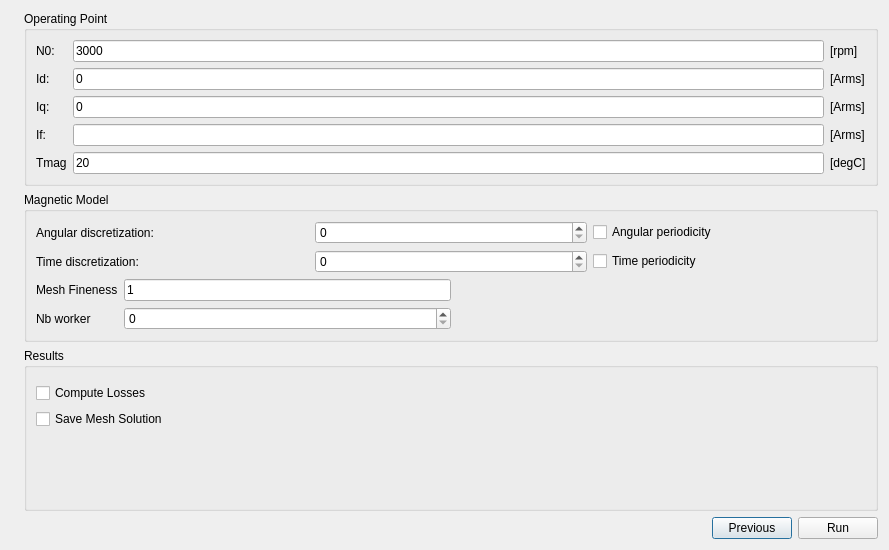
First picture: the form in pyleecan/GUI/Dialog/DMachineSetup/SSimu/SSimu.ui, repository Eomys/pyleecan, before the edit.
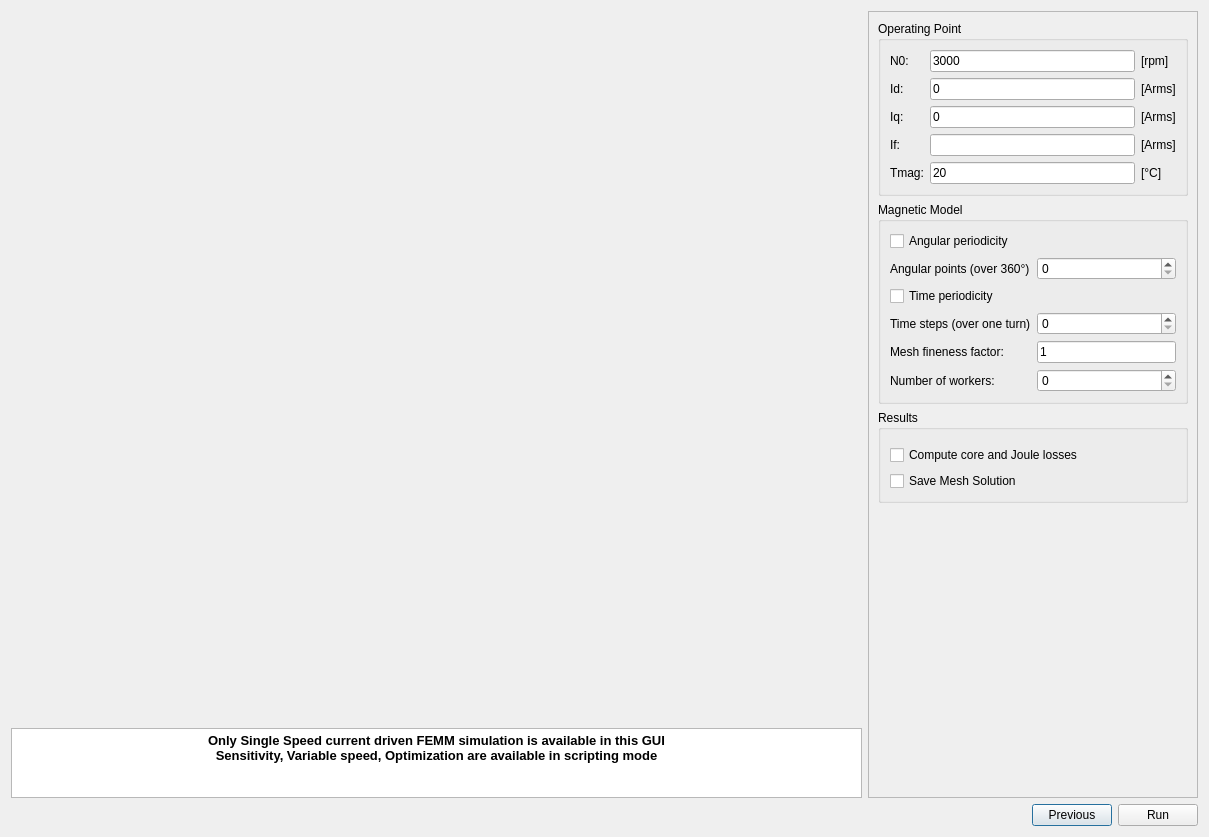
Second picture: the form after the edit. Icons and pictures are not drawn. Custom widgets are drawn as their Qt base class.

```diff
--- a/pyleecan/GUI/Dialog/DMachineSetup/SSimu/SSimu.ui
+++ b/pyleecan/GUI/Dialog/DMachineSetup/SSimu/SSimu.ui
@@ -6,8 +6,8 @@
    <rect>
     <x>0</x>
     <y>0</y>
-    <width>889</width>
-    <height>550</height>
+    <width>1209</width>
+    <height>837</height>
    </rect>
   </property>
   <property name="minimumSize">
@@ -21,23 +21,79 @@
   </property>
   <layout class="QVBoxLayout" name="verticalLayout_4">
    <item>
-    <layout class="QHBoxLayout" name="horizontalLayout_4">
-     <item>
-      <widget class="QLabel" name="label_2">
-       <property name="text">
-        <string/>
-       </property>
-       <property name="pixmap">
-        <pixmap resource="../../../Resources/pyleecan.qrc">:/images/images/MachineSetup/MachineType/machine_SynRM.png</pixmap>
-       </property>
-       <property name="scaledContents">
-        <bool>true</bool>
-       </property>
-      </widget>
-     </item>
+    <layout class="QHBoxLayout" name="horizontalLayout">
      <item>
       <layout class="QVBoxLayout" name="verticalLayout_3">
        <item>
+        <widget class="MPLCanvas" name="w_viewer" native="true">
+         <property name="minimumSize">
+          <size>
+           <width>250</width>
+           <height>0</height>
+          </size>
+         </property>
+        </widget>
+       </item>
+       <item>
+        <widget class="QTextEdit" name="txt_tuto">
+         <property name="sizePolicy">
+          <sizepolicy hsizetype="Expanding" vsizetype="Fixed">
+           <horstretch>0</horstretch>
+           <verstretch>0</verstretch>
+          </sizepolicy>
+         </property>
+         <property name="maximumSize">
+          <size>
+           <width>16777215</width>
+           <height>70</height>
+          </size>
+         </property>
+         <property name="verticalScrollBarPolicy">
+          <enum>Qt::ScrollBarAlwaysOff</enum>
+         </property>
+         <property name="html">
+          <string>&lt;!DOCTYPE HTML PUBLIC &quot;-//W3C//DTD HTML 4.0//EN&quot; &quot;http://www.w3.org/TR/REC-html40/strict.dtd&quot;&gt;
+&lt;html&gt;&lt;head&gt;&lt;meta name=&quot;qrichtext&quot; content=&quot;1&quot; /&gt;&lt;style type=&quot;text/css&quot;&gt;
+p, li { white-space: pre-wrap; }
+&lt;/style&gt;&lt;/head&gt;&lt;body style=&quot; font-family:'MS Shell Dlg 2'; font-size:7.8pt; font-weight:400; font-style:normal;&quot;&gt;
+&lt;p align=&quot;center&quot; style=&quot; margin-top:0px; margin-bottom:0px; margin-left:0px; margin-right:0px; -qt-block-indent:0; text-indent:0px;&quot;&gt;&lt;span style=&quot; font-size:10pt; font-weight:600;&quot;&gt;Only Single Speed current driven FEMM simulation is available in this GUI&lt;/span&gt;&lt;/p&gt;
+&lt;p align=&quot;center&quot; style=&quot; margin-top:0px; margin-bottom:0px; margin-left:0px; margin-right:0px; -qt-block-indent:0; text-indent:0px;&quot;&gt;&lt;span style=&quot; font-size:10pt; font-weight:600;&quot;&gt;Sensitivity, Variable speed, Optimization are available in scripting mode&lt;/span&gt;&lt;/p&gt;&lt;/body&gt;&lt;/html&gt;</string>
+         </property>
+         <property name="textInteractionFlags">
+          <set>Qt::TextSelectableByKeyboard|Qt::TextSelectableByMouse</set>
+         </property>
+        </widget>
+       </item>
+      </layout>
+     </item>
+     <item>
+      <widget class="QScrollArea" name="scrollArea">
+       <property name="minimumSize">
+        <size>
+         <width>330</width>
+         <height>0</height>
+        </size>
+       </property>
+       <property name="maximumSize">
+        <size>
+         <width>330</width>
+         <height>16777215</height>
+        </size>
+       </property>
+       <property name="widgetResizable">
+        <bool>true</bool>
+       </property>
+       <widget class="QWidget" name="scrollAreaWidgetContents">
+        <property name="geometry">
+         <rect>
+          <x>0</x>
+          <y>0</y>
+          <width>328</width>
+          <height>774</height>
+         </rect>
+        </property>
+        <layout class="QVBoxLayout" name="verticalLayout_2">
+         <item>
         <widget class="QGroupBox" name="g_OP">
          <property name="title">
           <string>Operating Point</string>
@@ -232,7 +288,7 @@
              <string>Stator external radius</string>
             </property>
             <property name="text">
-             <string>Tmag</string>
+               <string>Tmag:</string>
             </property>
            </widget>
           </item>
@@ -261,7 +317,7 @@
              </sizepolicy>
             </property>
             <property name="text">
-             <string>[degC]</string>
+               <string>[°C]</string>
             </property>
            </widget>
           </item>
@@ -273,29 +329,8 @@
          <property name="title">
           <string>Magnetic Model</string>
          </property>
-         <layout class="QVBoxLayout" name="verticalLayout_2">
-          <item>
            <layout class="QGridLayout" name="gridLayout_2">
             <item row="0" column="0">
-             <widget class="QLabel" name="in_Na_tot">
-              <property name="minimumSize">
-               <size>
-                <width>0</width>
-                <height>0</height>
-               </size>
-              </property>
-              <property name="toolTip">
-               <string>Stator external radius</string>
-              </property>
-              <property name="text">
-               <string>Angular discretization:</string>
-              </property>
-             </widget>
-            </item>
-            <item row="0" column="1">
-             <widget class="QSpinBox" name="si_Na_tot"/>
-            </item>
-            <item row="0" column="2">
              <widget class="QCheckBox" name="is_per_a">
               <property name="text">
                <string>Angular periodicity</string>
@@ -303,7 +338,7 @@
              </widget>
             </item>
             <item row="1" column="0">
-             <widget class="QLabel" name="in_Nt_tot">
+             <widget class="QLabel" name="in_Na_tot">
               <property name="minimumSize">
                <size>
                 <width>0</width>
@@ -314,27 +349,40 @@
                <string>Stator external radius</string>
               </property>
               <property name="text">
-               <string>Time discretization:</string>
+               <string>Angular points (over 360°)</string>
               </property>
              </widget>
             </item>
             <item row="1" column="1">
-             <widget class="QSpinBox" name="si_Nt_tot"/>
+             <widget class="QSpinBox" name="si_Na_tot"/>
             </item>
-            <item row="1" column="2">
+            <item row="2" column="0">
              <widget class="QCheckBox" name="is_per_t">
               <property name="text">
                <string>Time periodicity</string>
               </property>
              </widget>
             </item>
-           </layout>
-          </item>
-          <item>
-           <layout class="QHBoxLayout" name="horizontalLayout">
-            <item>
-             <layout class="QGridLayout" name="gridLayout_3">
-              <item row="0" column="0">
+            <item row="3" column="0">
+             <widget class="QLabel" name="in_Nt_tot">
+              <property name="minimumSize">
+               <size>
+                <width>0</width>
+                <height>0</height>
+               </size>
+              </property>
+              <property name="toolTip">
+               <string>Stator external radius</string>
+              </property>
+              <property name="text">
+               <string>Time steps (over one turn)</string>
+              </property>
+             </widget>
+            </item>
+            <item row="3" column="1">
+             <widget class="QSpinBox" name="si_Nt_tot"/>
+            </item>
+            <item row="4" column="0">
                <widget class="QLabel" name="in_Kmesh">
                 <property name="minimumSize">
                  <size>
@@ -346,11 +394,11 @@
                  <string>Stator external radius</string>
                 </property>
                 <property name="text">
-                 <string>Mesh Fineness</string>
+               <string>Mesh fineness factor:</string>
                 </property>
                </widget>
               </item>
-              <item row="0" column="1">
+            <item row="4" column="1">
                <widget class="FloatEdit" name="lf_Kmesh">
                 <property name="maximumSize">
                  <size>
@@ -366,7 +414,7 @@
                 </property>
                </widget>
               </item>
-              <item row="1" column="0">
+            <item row="5" column="0">
                <widget class="QLabel" name="in_nb_worker">
                 <property name="minimumSize">
                  <size>
@@ -378,31 +426,14 @@
                  <string>Stator external radius</string>
                 </property>
                 <property name="text">
-                 <string>Nb worker</string>
+               <string>Number of workers:</string>
                 </property>
                </widget>
               </item>
-              <item row="1" column="1">
+            <item row="5" column="1">
                <widget class="QSpinBox" name="si_nb_worker"/>
               </item>
              </layout>
-            </item>
-            <item>
-             <spacer name="horizontalSpacer">
-              <property name="orientation">
-               <enum>Qt::Horizontal</enum>
-              </property>
-              <property name="sizeHint" stdset="0">
-               <size>
-                <width>40</width>
-                <height>20</height>
-               </size>
-              </property>
-             </spacer>
-            </item>
-           </layout>
-          </item>
-         </layout>
         </widget>
        </item>
        <item>
@@ -430,7 +461,7 @@
           <item>
            <widget class="QCheckBox" name="is_losses">
             <property name="text">
-             <string>Compute Losses</string>
+               <string>Compute core and Joule losses</string>
             </property>
            </widget>
           </item>
@@ -441,6 +472,9 @@
             </property>
            </widget>
           </item>
+           </layout>
+          </widget>
+         </item>
           <item>
            <spacer name="verticalSpacer">
             <property name="orientation">
@@ -456,8 +490,7 @@
           </item>
          </layout>
         </widget>
-       </item>
-      </layout>
+      </widget>
      </item>
     </layout>
    </item>
@@ -506,6 +539,12 @@
    <header>.....GUI.Tools.WPathSelector.WPathSelector</header>
    <container>1</container>
   </customwidget>
+  <customwidget>
+   <class>MPLCanvas</class>
+   <extends>QWidget</extends>
+   <header>.....GUI.Tools.MPLCanvas</header>
+   <container>1</container>
+  </customwidget>
  </customwidgets>
  <resources>
   <include location="../../../Resources/pyleecan.qrc"/>
```
Lines whose indentation alone changed are shown as unchanged.
